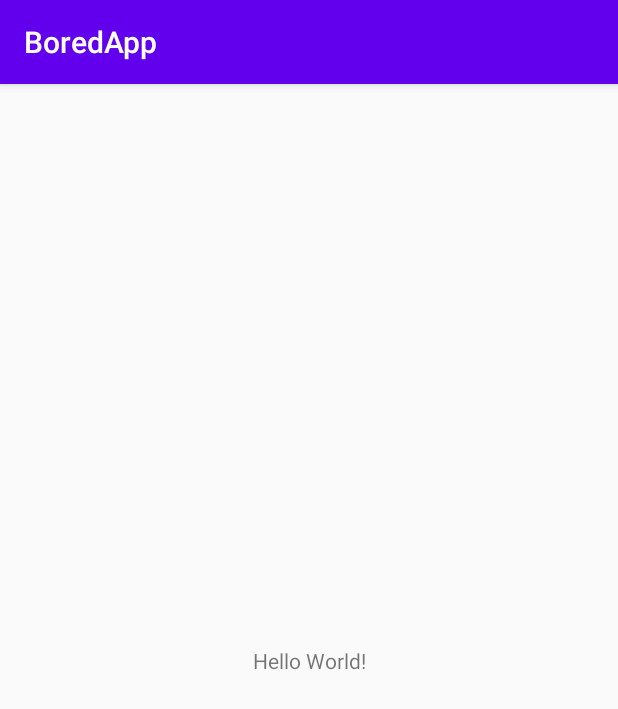
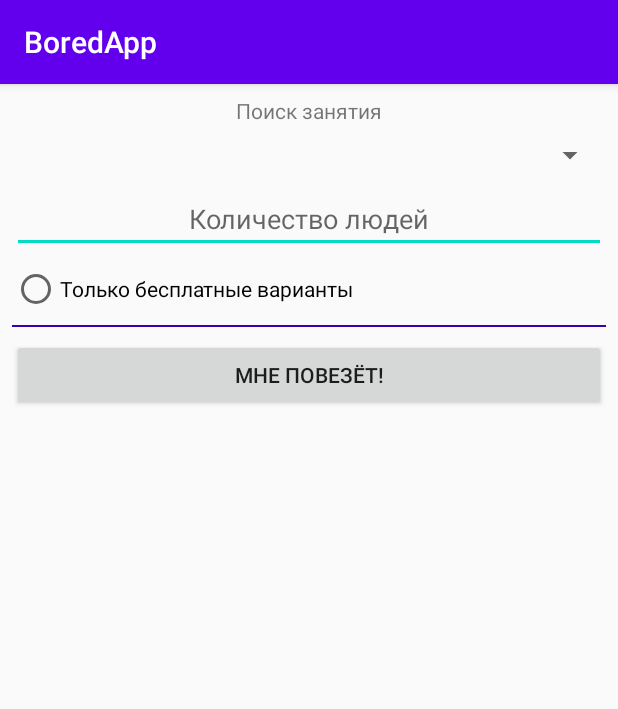
Before and after one commit to YuriZhuravlev/BoredApp, an Android app: the screen it shows after launch (MainActivity), on a phone screen of 412 x 824 dp. Shown: the top 709 px of the screen. Run offline under Robolectric (Android 15) with nearby library versions, the phone set to English and light mode, and no system bars.

Commit message:
первоначальная вёрстка фрагмента

```diff
--- a/app/build.gradle
+++ b/app/build.gradle
@@ -26,6 +26,7 @@ dependencies {
     implementation fileTree(dir: "libs", include: ["*.jar"])
     implementation 'androidx.appcompat:appcompat:1.1.0'
     implementation 'androidx.constraintlayout:constraintlayout:1.1.3'
+    implementation 'androidx.legacy:legacy-support-v4:1.0.0'
     testImplementation 'junit:junit:4.13'
     androidTestImplementation 'androidx.test.ext:junit:1.1.1'
     androidTestImplementation 'androidx.test.espresso:espresso-core:3.2.0'
--- a/app/src/main/java/com/example/boredapp/MainActivity.java
+++ b/app/src/main/java/com/example/boredapp/MainActivity.java
@@ -1,8 +1,11 @@
 package com.example.boredapp;
 
 import androidx.appcompat.app.AppCompatActivity;
+import androidx.fragment.app.Fragment;
 
 import android.os.Bundle;
+
+import com.example.boredapp.ui.fragments.ActivityFragment;
 
 public class MainActivity extends AppCompatActivity {
 
@@ -10,5 +13,11 @@ public class MainActivity extends AppCompatActivity {
     protected void onCreate(Bundle savedInstanceState) {
         super.onCreate(savedInstanceState);
         setContentView(R.layout.activity_main);
+        if (savedInstanceState == null) {
+            getSupportFragmentManager().beginTransaction()
+                    .replace(R.id.fragment_container,new ActivityFragment())
+                    .addToBackStack("")
+                    .commit();
+        }
     }
 }
--- /dev/null
+++ b/app/src/main/java/com/example/boredapp/ui/fragments/ActivityFragment.java
@@ -0,0 +1,66 @@
+package com.example.boredapp.ui.fragments;
+
+import android.os.Bundle;
+
+import androidx.fragment.app.Fragment;
+
+import android.view.LayoutInflater;
+import android.view.View;
+import android.view.ViewGroup;
+
+import com.example.boredapp.R;
+
+/**
+ * A simple {@link Fragment} subclass.
+ * Use the {@link ActivityFragment#newInstance} factory method to
+ * create an instance of this fragment.
+ */
+public class ActivityFragment extends Fragment {
+
+    // TODO: Rename parameter arguments, choose names that match
+    // the fragment initialization parameters, e.g. ARG_ITEM_NUMBER
+    private static final String ARG_PARAM1 = "param1";
+    private static final String ARG_PARAM2 = "param2";
+
+    // TODO: Rename and change types of parameters
+    private String mParam1;
+    private String mParam2;
+
+    public ActivityFragment() {
+        // Required empty public constructor
+    }
+
+    /**
+     * Use this factory method to create a new instance of
+     * this fragment using the provided parameters.
+     *
+     * @param param1 Parameter 1.
+     * @param param2 Parameter 2.
+     * @return A new instance of fragment ActivityFragment.
+     */
+    // TODO: Rename and change types and number of parameters
+    public static ActivityFragment newInstance(String param1, String param2) {
+        ActivityFragment fragment = new ActivityFragment();
+        Bundle args = new Bundle();
+        args.putString(ARG_PARAM1, param1);
+        args.putString(ARG_PARAM2, param2);
+        fragment.setArguments(args);
+        return fragment;
+    }
+
+    @Override
+    public void onCreate(Bundle savedInstanceState) {
+        super.onCreate(savedInstanceState);
+        if (getArguments() != null) {
+            mParam1 = getArguments().getString(ARG_PARAM1);
+            mParam2 = getArguments().getString(ARG_PARAM2);
+        }
+    }
+
+    @Override
+    public View onCreateView(LayoutInflater inflater, ViewGroup container,
+                             Bundle savedInstanceState) {
+        // Inflate the layout for this fragment
+        return inflater.inflate(R.layout.fragment_activity, container, false);
+    }
+}
--- a/app/src/main/res/layout/activity_main.xml
+++ b/app/src/main/res/layout/activity_main.xml
@@ -1,18 +1,9 @@
 <?xml version="1.0" encoding="utf-8"?>
-<androidx.constraintlayout.widget.ConstraintLayout xmlns:android="http://schemas.android.com/apk/res/android"
-    xmlns:app="http://schemas.android.com/apk/res-auto"
+<FrameLayout xmlns:android="http://schemas.android.com/apk/res/android"
     xmlns:tools="http://schemas.android.com/tools"
+    android:id="@+id/fragment_container"
     android:layout_width="match_parent"
     android:layout_height="match_parent"
     tools:context=".MainActivity">
 
-    <TextView
-        android:layout_width="wrap_content"
-        android:layout_height="wrap_content"
-        android:text="Hello World!"
-        app:layout_constraintBottom_toBottomOf="parent"
-        app:layout_constraintLeft_toLeftOf="parent"
-        app:layout_constraintRight_toRightOf="parent"
-        app:layout_constraintTop_toTopOf="parent" />
-
-</androidx.constraintlayout.widget.ConstraintLayout>
+</FrameLayout>
--- /dev/null
+++ b/app/src/main/res/layout/fragment_activity.xml
@@ -0,0 +1,108 @@
+<?xml version="1.0" encoding="utf-8"?>
+<androidx.constraintlayout.widget.ConstraintLayout xmlns:android="http://schemas.android.com/apk/res/android"
+    xmlns:tools="http://schemas.android.com/tools"
+    android:layout_width="match_parent"
+    android:layout_height="match_parent"
+    xmlns:app="http://schemas.android.com/apk/res-auto"
+    tools:context=".ui.fragments.ActivityFragment">
+
+    <TextView
+        android:id="@+id/tv_find_activity"
+        android:layout_width="wrap_content"
+        android:layout_height="wrap_content"
+        android:text="@string/tv_find_activity"
+        android:layout_marginTop="@dimen/normal_margin"
+        app:layout_constraintEnd_toEndOf="parent"
+        app:layout_constraintStart_toStartOf="parent"
+        app:layout_constraintTop_toTopOf="parent" />
+
+    <Spinner
+        android:id="@+id/spinner_type"
+        android:layout_width="match_parent"
+        android:layout_height="wrap_content"
+        android:layout_margin="@dimen/normal_margin"
+        tools:listitem="@tools:sample/cities"
+        app:layout_constraintEnd_toEndOf="parent"
+        app:layout_constraintStart_toStartOf="parent"
+        app:layout_constraintTop_toBottomOf="@id/tv_find_activity"/>
+
+    <EditText
+        android:id="@+id/et_input_participants"
+        android:layout_width="match_parent"
+        android:layout_height="wrap_content"
+        android:hint="@string/participants"
+        android:gravity="center"
+        android:layout_margin="@dimen/normal_margin"
+        app:layout_constraintEnd_toEndOf="parent"
+        app:layout_constraintStart_toStartOf="parent"
+        app:layout_constraintTop_toBottomOf="@id/spinner_type"/>
+
+    <RadioButton
+        android:id="@+id/rb_price"
+        android:layout_width="match_parent"
+        android:layout_height="wrap_content"
+        android:text="@string/rb_price"
+        android:layout_margin="@dimen/normal_margin"
+        app:layout_constraintEnd_toEndOf="parent"
+        app:layout_constraintStart_toStartOf="parent"
+        app:layout_constraintTop_toBottomOf="@id/et_input_participants"/>
+
+    <View
+        android:id="@+id/view"
+        android:layout_width="match_parent"
+        android:layout_height="1dp"
+        android:layout_margin="@dimen/normal_margin"
+        android:background="@color/colorPrimaryDark"
+        app:layout_constraintTop_toBottomOf="@id/rb_price"
+        tools:layout_editor_absoluteX="8dp" />
+
+    <Button
+        android:id="@+id/btn_do"
+        android:layout_width="match_parent"
+        android:layout_margin="@dimen/normal_margin"
+        android:layout_height="wrap_content"
+        android:text="@string/btn_text"
+        app:layout_constraintTop_toBottomOf="@+id/view" />
+<ScrollView
+    android:layout_width="match_parent"
+    android:layout_height="0dp"
+    app:layout_constraintTop_toBottomOf="@id/btn_do"
+    app:layout_constraintBottom_toBottomOf="parent"
+    android:scrollbars="none">
+    <LinearLayout
+        android:layout_width="match_parent"
+        android:layout_height="wrap_content"
+        android:orientation="vertical">
+        <TextView
+            android:id="@+id/tv_activity_en"
+            android:layout_width="match_parent"
+            android:layout_height="wrap_content"
+            tools:text="Сделать приложение по открытому API"
+            android:layout_margin="@dimen/normal_margin"/>
+
+        <TextView
+            android:id="@+id/tv_activity_ru"
+            android:layout_width="match_parent"
+            android:layout_height="wrap_content"
+            tools:text="Сделать приложение по открытому API"
+            android:layout_margin="@dimen/normal_margin"/>
+    </LinearLayout>
+</ScrollView>
+
+<!--    <TextView
+        android:id="@+id/tv_activity_en"
+        android:layout_width="match_parent"
+        android:layout_height="wrap_content"
+        tools:text="Сделать приложение по открытому API"
+        app:layout_constraintTop_toBottomOf="@id/btn_do"
+        android:layout_margin="@dimen/normal_margin"/>
+
+    <TextView
+        android:id="@+id/tv_activity_ru"
+        android:layout_width="match_parent"
+        android:layout_height="wrap_content"
+        tools:text="Сделать приложение по открытому API"
+        app:layout_constraintTop_toBottomOf="@id/tv_activity_en"
+        android:layout_margin="@dimen/normal_margin"/>
+-->
+</androidx.constraintlayout.widget.ConstraintLayout>
--- /dev/null
+++ b/app/src/main/res/values/dimens.xml
@@ -0,0 +1,5 @@
+<?xml version="1.0" encoding="utf-8"?>
+<resources>
+    <dimen name="normal_margin">8dp</dimen>
+    <dimen name="small_margin">4dp</dimen>
+</resources>
--- a/app/src/main/res/values/strings.xml
+++ b/app/src/main/res/values/strings.xml
@@ -1,3 +1,9 @@
 <resources>
     <string name="app_name">BoredApp</string>
+    <!-- TODO: Remove or change this placeholder text -->
+    <string name="hello_blank_fragment">Hello blank fragment</string>
+    <string name="tv_find_activity">Поиск занятия</string>
+    <string name="participants">Количество людей</string>
+    <string name="rb_price">Только бесплатные варианты</string>
+    <string name="btn_text">Мне повезёт!</string>
 </resources>
```
